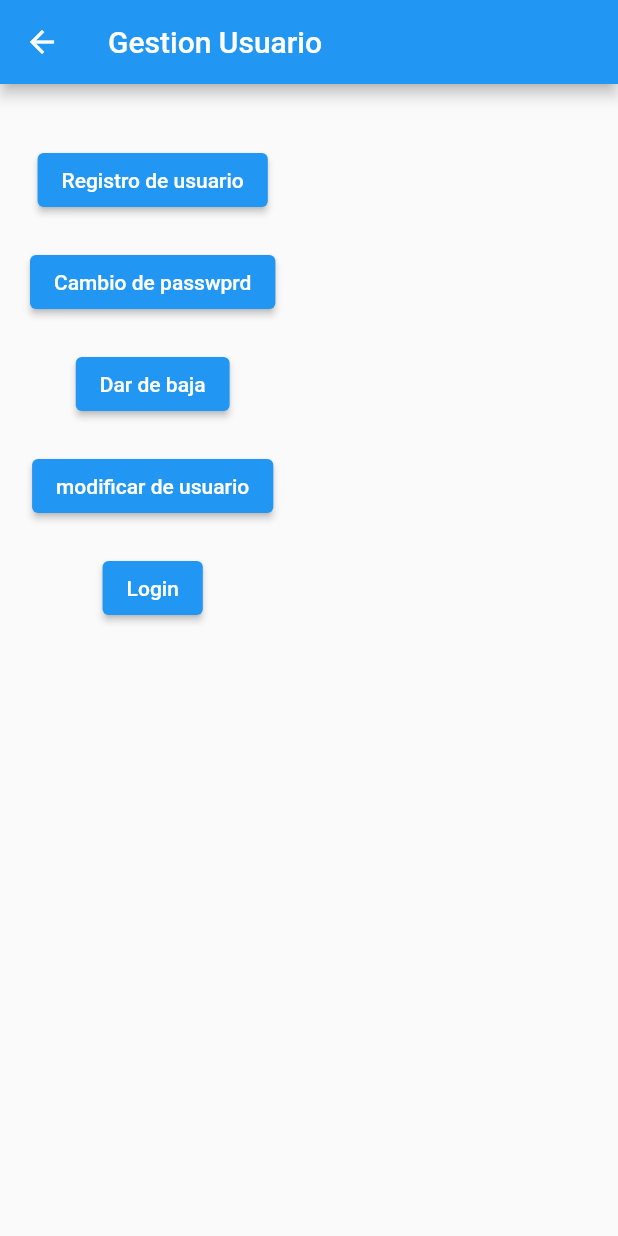
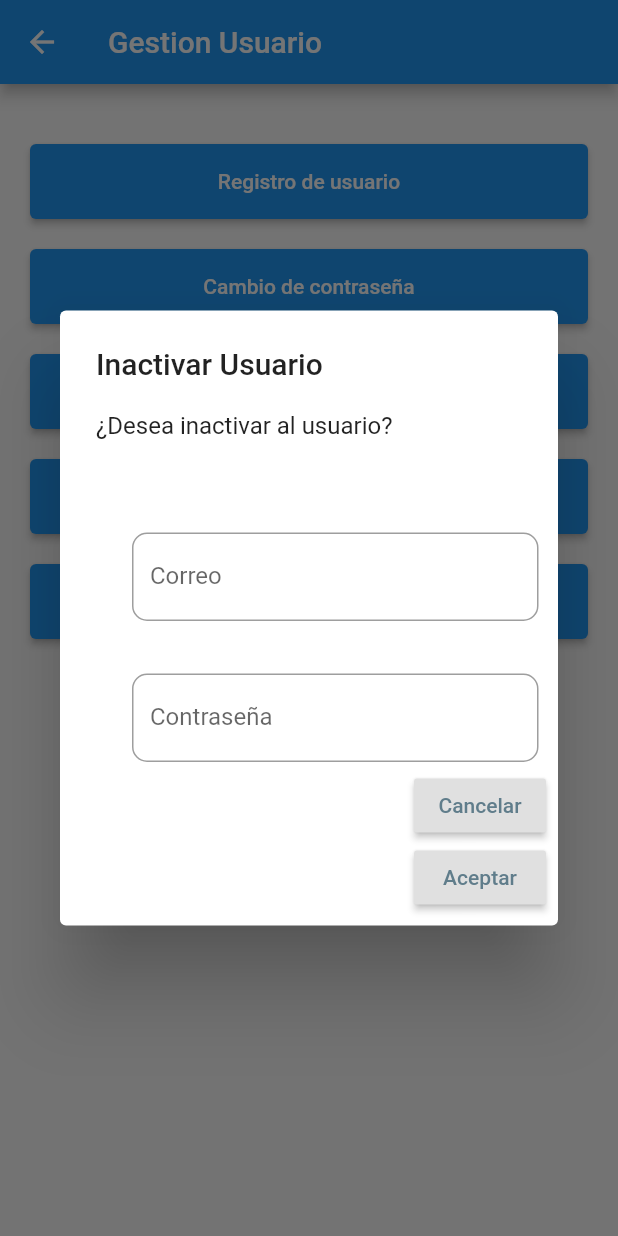
Before and after one commit to Leonardov7/AppFlutter_06, a Flutter app: the GestionUsuario screen opened directly, after a tap on "Dar de baja", on a phone screen of 412 x 824 dp. Run offline on Flutter 3.47's test engine with Material 2 defaults, Android fonts, the phone set to English and light mode, and no system bars; our stand-ins replace cloud_firestore, firebase_core; accounts and stored records are empty.

Commit message:
Gestión de tienda, usuario

```diff
--- a/lib/GestionUsuario.dart
+++ /dev/null
@@ -1,75 +0,0 @@
-import 'package:flutter/material.dart';
-import 'RegistroUser.dart';
-import 'Login.dart';
-class GestionUsuario extends StatefulWidget {
-  @override
-  GestionUsuarioApp createState() => GestionUsuarioApp();
-}
-//
-class GestionUsuarioApp extends State<GestionUsuario> {
-  @override
-  Widget build(BuildContext context) {
-
-    ///++++++++++++++++++++++++++++
-    return Scaffold(
-      appBar: AppBar(
-        title: Text("Gestion Usuario"),
-      ),body: Padding(
-      padding: EdgeInsets.all(20),
-      child: Column(
-        children: [
-          Padding(
-            padding:
-            EdgeInsets.only(top:20),
-            child: ElevatedButton(
-              onPressed: (){
-                Navigator.push(context, MaterialPageRoute(builder: (_) => RegistroUser()));
-              }
-              ,
-              child:Text("Registro de usuario"),
-            ),
-          ),
-          Padding(
-            padding:
-            EdgeInsets.only(top:20),
-            child: ElevatedButton(
-              onPressed: (){}
-              ,
-              child:Text("Cambio de passwprd"),
-            ),
-          ),
-          Padding(
-            padding:
-            EdgeInsets.only(top:20),
-            child: ElevatedButton(
-              onPressed: (){}
-              ,
-              child:Text("Dar de baja"),
-            ),
-          ),
-          Padding(
-            padding:
-            EdgeInsets.only(top:20),
-            child: ElevatedButton(
-              onPressed: (){}
-              ,
-              child:Text("modificar de usuario"),
-            ),
-          ),
-          Padding(
-            padding:
-            EdgeInsets.only(top:20),
-            child: ElevatedButton(
-              onPressed: (){
-                Navigator.push(context, MaterialPageRoute(builder: (_) => Login()));
-              },
-              child:Text("Login"),
-            ),
-          )
-        ],
-      ),
-
-    ),
-    );
-  }
-}
--- a/lib/ShopRegister.dart
+++ b/lib/Tiendas/ShopRegister.dart
@@ -38,7 +38,7 @@ class ShopRegisterApp extends State<ShopRegister> {
       appBar: AppBar(
         title: Text("Regisgtro de tiendas"),
       ),
-      body: Padding(
+      body: SingleChildScrollView(
         padding: const EdgeInsets.all(20),
         child: Column(
           children: [
--- /dev/null
+++ b/lib/Usuarios/GestionUsuario.dart
@@ -0,0 +1,140 @@
+import 'package:flutter/material.dart';
+import 'RegistroUser.dart';
+import 'Login.dart';
+import 'CambioPass.dart';
+import 'BajaUsuario.dart';
+class GestionUsuario extends StatefulWidget {
+  @override
+  GestionUsuarioApp createState() => GestionUsuarioApp();
+}
+//
+class GestionUsuarioApp extends State<GestionUsuario> {
+  @override
+  Widget build(BuildContext context) {
+
+    ///++++++++++++++++++++++++++++
+    return Scaffold(
+      appBar: AppBar(
+        title: Text("Gestion Usuario"),
+      ),body: SingleChildScrollView(
+      padding: EdgeInsets.all(20),
+      child: Column(
+        children: [
+          Padding(
+            padding:
+            EdgeInsets.only(top:20),
+            child: ElevatedButton(
+              style: ElevatedButton.styleFrom(minimumSize: Size(500, 50)),
+              onPressed: (){
+                Navigator.push(context, MaterialPageRoute(builder: (_) => RegistroUser()));
+              }
+              ,
+              child:Text("Registro de usuario"),
+            ),
+          ),
+          Padding(
+            padding:
+            EdgeInsets.only(top:20),
+            child: ElevatedButton(
+              style: ElevatedButton.styleFrom(minimumSize: Size(500, 50)),
+              onPressed: (){
+                Navigator.push(
+                    context, MaterialPageRoute(builder: (_) => CambioPass()));
+              }
+              ,
+              child:Text("Cambio de contraseña"),
+            ),
+          ),
+          Padding(
+            padding:
+            EdgeInsets.only(top:20),
+            child: ElevatedButton(
+              style: ElevatedButton.styleFrom(minimumSize: Size(500, 50)),
+              onPressed: (){
+               // Navigator.push(
+                 //   context, MaterialPageRoute(builder: (_) => BajaUsuario()));
+                mensaje("Inactivar Usuario","¿Desea inactivar al usuario?");
+              }
+              ,
+              child:Text("Dar de baja"),
+            ),
+          ),
+          Padding(
+            padding:
+            EdgeInsets.only(top:20),
+            child: ElevatedButton(
+              style: ElevatedButton.styleFrom(minimumSize: Size(500, 50)),
+              onPressed: (){}
+              ,
+              child:Text("modificar de usuario"),
+            ),
+          ),
+          Padding(
+            padding:
+            EdgeInsets.only(top:20),
+            child: ElevatedButton(
+              style: ElevatedButton.styleFrom(minimumSize: Size(500, 50)),
+              onPressed: (){
+                Navigator.push(context, MaterialPageRoute(builder: (_) => Login()));
+              },
+              child:Text("Login"),
+            ),
+          )
+        ],
+      ),
+
+    ),
+    );
+  }
+  void mensaje(String titulo, String mess) {
+    showDialog(
+        context: context,
+        builder: (buildcontext) {
+          return AlertDialog(
+            title: Text(titulo),
+            content: Text(mess),
+            actions: <Widget>[
+              Padding(
+                padding: EdgeInsets.only(left: 40, top: 30, right: 5, bottom: 5),
+                child: TextField(
+                  // controller: correo,
+                  decoration: InputDecoration(
+                    border: OutlineInputBorder(
+                        borderRadius: BorderRadius.circular(10)),
+                    labelText: 'Correo',
+                    hintText: 'Digite el correo',
+                  ),
+                ),
+              ),
+              Padding(
+                padding: EdgeInsets.only(left: 40, top: 30, right: 5, bottom: 5),
+                child: TextField(
+                  // controller: correo,
+                  decoration: InputDecoration(
+                    border: OutlineInputBorder(
+                        borderRadius: BorderRadius.circular(10)),
+                    labelText: 'Contraseña',
+                    hintText: 'Digite Contraseña',
+                  ),
+                ),
+              ),
+              RaisedButton(
+                onPressed: () {
+                  Navigator.of(context).pop();
+                },
+                child:
+                Text("Cancelar", style: TextStyle(color: Colors.blueGrey)),
+              ),
+              RaisedButton(
+                onPressed: () {
+                  Navigator.of(context).pop();
+                },
+                child:
+                Text("Aceptar", style: TextStyle(color: Colors.blueGrey)),
+              ),
+
+            ],
+          );
+        });
+  }
+}
--- a/lib/Login.dart
+++ b/lib/Usuarios/Login.dart
@@ -1,6 +1,6 @@
 import 'package:flutter/material.dart';
 import 'package:cloud_firestore/cloud_firestore.dart';
-import 'buscar.dart';
+import '../buscar.dart';
 class Login extends StatefulWidget {
   @override
   LoginApp createState() => LoginApp();
@@ -15,7 +15,7 @@ class LoginApp extends State<Login> {
   validarDatos() async {
     try {
       CollectionReference ref =
-          FirebaseFirestore.instance.collection("Usuarios");
+              FirebaseFirestore.instance.collection("Usuarios");
       QuerySnapshot usuario = await ref.get();
 
       if (usuario.docs.length != 0) {
--- a/lib/RegistroUser.dart
+++ b/lib/Usuarios/RegistroUser.dart
@@ -23,7 +23,8 @@ class RegistroUserApp extends State<RegistroUser> {
         "nombreUsuario":nombreUser.text,
         "Correo":Correo.text,
         "Telefono":tele.text,
-        "Password":pass.text
+        "Password":pass.text,
+        "Estado":true
       });
     }
     catch (e){
--- a/lib/main.dart
+++ b/lib/main.dart
@@ -2,9 +2,9 @@ import 'package:flutter/material.dart';
 import 'package:cloud_firestore/cloud_firestore.dart';
 import 'package:firebase_core/firebase_core.dart';
 import 'buscar.dart';
-import 'Shop.dart';
-import 'ShopRegister.dart';
-import 'GestionUsuario.dart';
+import 'Tiendas/Shop.dart';
+import 'Tiendas/ShopRegister.dart';
+import 'Usuarios/GestionUsuario.dart';
 void main() {
   WidgetsFlutterBinding.ensureInitialized();
   Firebase.initializeApp();
```
Also changed, not shown: lib/Shop.dart (deleted, +0 -55 lines), lib/Tiendas/Shop.dart (added, +106 -0 lines), lib/Usuarios/BajaUsuario.dart (added, +19 -0 lines), lib/Usuarios/CambioPass.dart (added, +133 -0 lines), lib/Usuarios/ModificarUsuario.dart (added).
